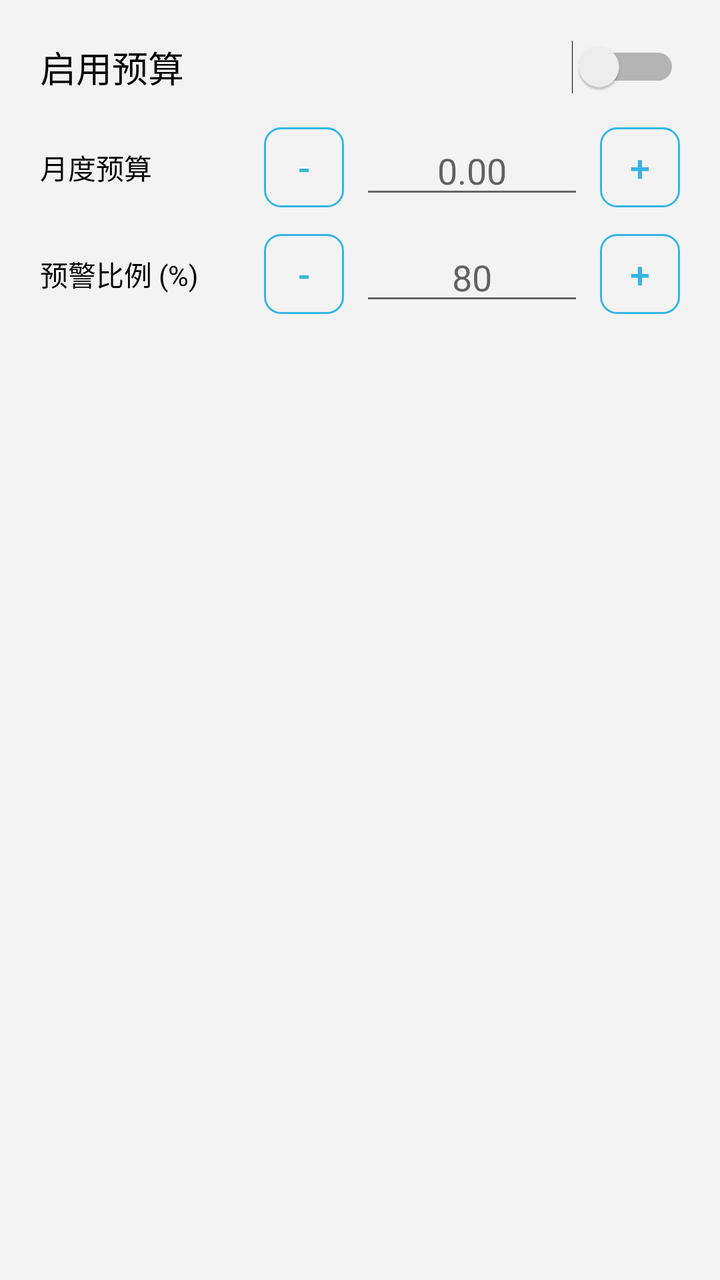
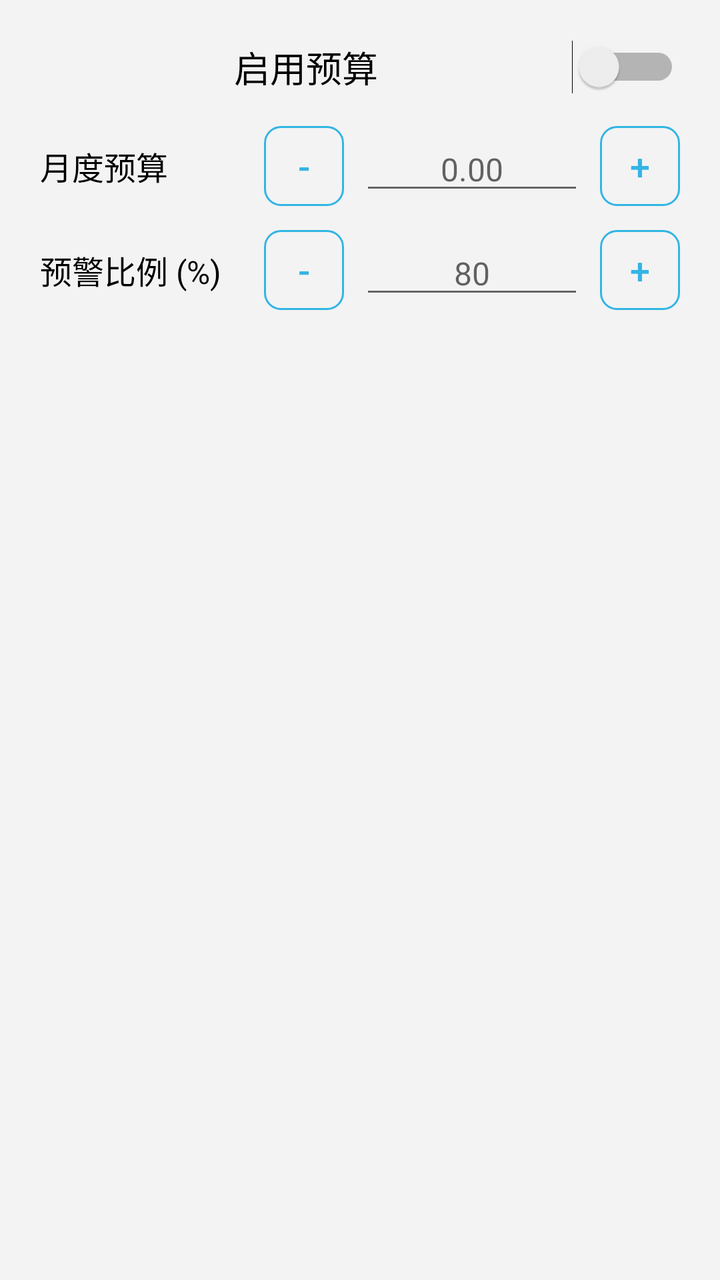

Screens rendered from an Android XML layout before and after an edit, with the pre-edit source and the edit as a unified diff.
<!-- AndroidManifest.xml: application theme AppTheme.NoActionBar -->
<!-- res/layout/dialog_settings_budget.xml -->
<?xml version="1.0" encoding="utf-8"?>
<LinearLayout xmlns:android="http://schemas.android.com/apk/res/android"
    xmlns:app="http://schemas.android.com/apk/res-auto"
    android:layout_width="match_parent"
    android:layout_height="wrap_content"
    android:orientation="vertical"
    android:padding="20dp">

    <LinearLayout
        android:layout_width="match_parent"
        android:layout_height="wrap_content"
        android:gravity="center_vertical"
        android:orientation="horizontal">

        <TextView
            android:layout_width="0dp"
            android:layout_height="wrap_content"
            android:layout_weight="1"
            android:text="@string/budget_enable_feature"
            android:textAppearance="?attr/textAppearanceBodyLarge"
            android:textColor="@color/text_primary" />

        <Switch
            android:id="@+id/switchBudgetEnabled"
            android:layout_width="wrap_content"
            android:layout_height="wrap_content" />
    </LinearLayout>

    <LinearLayout
        android:layout_width="match_parent"
        android:layout_height="wrap_content"
        android:layout_marginTop="16dp"
        android:gravity="center_vertical"
        android:orientation="horizontal">

        <TextView
            android:layout_width="0dp"
            android:layout_height="wrap_content"
            android:layout_weight="1"
            android:text="@string/budget_monthly_limit"
            android:textAppearance="?attr/textAppearanceBodyMedium"
            android:textColor="@color/text_primary" />

        <Button
            android:id="@+id/btnBudgetMinus"
            style="?attr/materialButtonOutlinedStyle"
            android:layout_width="40dp"
            android:layout_height="40dp"
            android:insetLeft="0dp"
            android:insetTop="0dp"
            android:insetRight="0dp"
            android:insetBottom="0dp"
            android:minWidth="0dp"
            android:minHeight="0dp"
            android:padding="0dp"
            android:text="-"
            android:textSize="18sp" />

        <EditText
            android:id="@+id/etBudgetLimit"
            android:layout_width="0dp"
            android:layout_height="wrap_content"
            android:layout_marginHorizontal="8dp"
            android:layout_weight="1"
            android:gravity="center"
            android:hint="0.00"
            android:inputType="numberDecimal"
            android:singleLine="true" />

        <Button
            android:id="@+id/btnBudgetPlus"
            style="?attr/materialButtonOutlinedStyle"
            android:layout_width="40dp"
            android:layout_height="40dp"
            android:insetLeft="0dp"
            android:insetTop="0dp"
            android:insetRight="0dp"
            android:insetBottom="0dp"
            android:minWidth="0dp"
            android:minHeight="0dp"
            android:padding="0dp"
            android:text="+"
            android:textSize="18sp" />
    </LinearLayout>

    <LinearLayout
        android:layout_width="match_parent"
        android:layout_height="wrap_content"
        android:layout_marginTop="12dp"
        android:gravity="center_vertical"
        android:orientation="horizontal">

        <TextView
            android:layout_width="0dp"
            android:layout_height="wrap_content"
            android:layout_weight="1"
            android:text="@string/budget_warning_threshold"
            android:textAppearance="?attr/textAppearanceBodyMedium"
            android:textColor="@color/text_primary" />

        <Button
            android:id="@+id/btnThresholdMinus"
            style="?attr/materialButtonOutlinedStyle"
            android:layout_width="40dp"
            android:layout_height="40dp"
            android:insetLeft="0dp"
            android:insetTop="0dp"
            android:insetRight="0dp"
            android:insetBottom="0dp"
            android:minWidth="0dp"
            android:minHeight="0dp"
            android:padding="0dp"
            android:text="-"
            android:textSize="18sp" />

        <EditText
            android:id="@+id/etBudgetThreshold"
            android:layout_width="0dp"
            android:layout_height="wrap_content"
            android:layout_marginHorizontal="8dp"
            android:layout_weight="1"
            android:gravity="center"
            android:hint="80"
            android:inputType="numberDecimal"
            android:singleLine="true" />

        <Button
            android:id="@+id/btnThresholdPlus"
            style="?attr/materialButtonOutlinedStyle"
            android:layout_width="40dp"
            android:layout_height="40dp"
            android:insetLeft="0dp"
            android:insetTop="0dp"
            android:insetRight="0dp"
            android:insetBottom="0dp"
            android:minWidth="0dp"
            android:minHeight="0dp"
            android:padding="0dp"
            android:text="+"
            android:textSize="18sp" />
    </LinearLayout>

    <TextView
        android:id="@+id/tvBudgetError"
        android:layout_width="match_parent"
        android:layout_height="wrap_content"
        android:layout_marginTop="8dp"
        android:textAppearance="?attr/textAppearanceBodySmall"
        android:textColor="?attr/colorError"
        android:visibility="gone" />
</LinearLayout>
<!-- resources referenced by this layout -->
<resources>
  <color name="text_primary">#FF000000</color>
  <string name="budget_enable_feature">启用预算</string>
  <string name="budget_monthly_limit">月度预算</string>
  <string name="budget_warning_threshold">预警比例 (%)</string>
  <style name="AppTheme.NoActionBar" parent="AppTheme.Base" />
  <color name="brand_primary">#FF33B5E5</color>
  <color name="app_background">#FFF3F3F3</color>
  <color name="text_secondary">#FF666666</color>
  <style name="HoloActionBar" parent="Widget.AppCompat.ActionBar.Solid">
          <item name="android:background">@color/brand_primary</item>
      </style>
  <color name="app_surface">#FFFFFFFF</color>
  <color name="brand_primary_variant">#FF0099CC</color>
  <color name="brand_secondary">#FF33B5E5</color>
  <color name="brand_secondary_variant">#FF0099CC</color>
  <color name="on_primary">#FFFFFFFF</color>
  <color name="on_secondary">#FF000000</color>
  <color name="app_error">#FFCC0000</color>
  <color name="on_error">#FFFFFFFF</color>
  <style name="HoloCardView">
          <item name="cardBackgroundColor">@color/app_surface</item>
      </style>
  <color name="divider">#1F000000</color>
  <style name="Widget.Holo.OutlinedButton" parent="Widget.AppCompat.Button">
          <item name="android:background">@drawable/btn_outline_background</item>
          <item name="android:textColor">@color/brand_primary</item>
      </style>
  <!-- drawable btn_outline_background (drawable) -->
  <?xml version="1.0" encoding="utf-8"?>
  <selector xmlns:android="http://schemas.android.com/apk/res/android">
      <item android:state_pressed="true">
          <shape android:shape="rectangle">
              <solid android:color="#1A33B5E5" />
              <stroke android:width="1dp" android:color="@color/brand_primary" />
              <corners android:radius="8dp" />
          </shape>
      </item>
      <item>
          <shape android:shape="rectangle">
              <solid android:color="@android:color/transparent" />
              <stroke android:width="1dp" android:color="@color/brand_primary" />
              <corners android:radius="8dp" />
          </shape>
      </item>
  </selector>
  <!-- unchanged entries left out for length: 1 -->
</resources>

<!-- the commit's change to res/layout/dialog_settings_budget.xml (unified diff, before → after) -->
@@ -17,6 +17,7 @@
             android:layout_height="wrap_content"
             android:layout_weight="1"
             android:text="@string/budget_enable_feature"
+            android:textAlignment="center"
             android:textAppearance="?attr/textAppearanceBodyLarge"
             android:textColor="@color/text_primary" />
 
@@ -39,7 +40,8 @@
             android:layout_weight="1"
             android:text="@string/budget_monthly_limit"
             android:textAppearance="?attr/textAppearanceBodyMedium"
-            android:textColor="@color/text_primary" />
+            android:textColor="@color/text_primary"
+            android:textSize="16sp" />
 
         <Button
             android:id="@+id/btnBudgetMinus"
@@ -65,7 +67,8 @@
             android:gravity="center"
             android:hint="0.00"
             android:inputType="numberDecimal"
-            android:singleLine="true" />
+            android:singleLine="true"
+            android:textSize="16sp" />
 
         <Button
             android:id="@+id/btnBudgetPlus"
@@ -96,7 +99,8 @@
             android:layout_weight="1"
             android:text="@string/budget_warning_threshold"
             android:textAppearance="?attr/textAppearanceBodyMedium"
-            android:textColor="@color/text_primary" />
+            android:textColor="@color/text_primary"
+            android:textSize="16sp" />
 
         <Button
             android:id="@+id/btnThresholdMinus"
@@ -122,7 +126,8 @@
             android:gravity="center"
             android:hint="80"
             android:inputType="numberDecimal"
-            android:singleLine="true" />
+            android:singleLine="true"
+            android:textSize="16sp" />
 
         <Button
             android:id="@+id/btnThresholdPlus"
